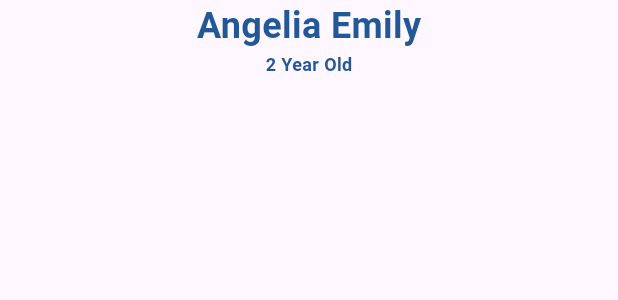
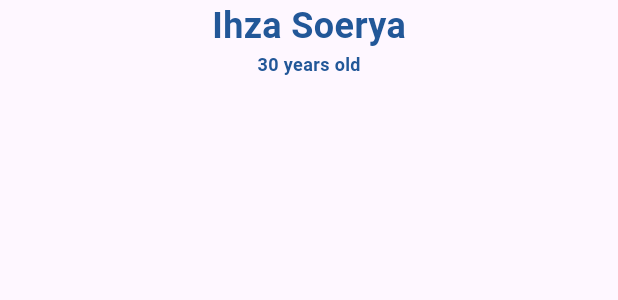
Before and after one commit to izasoerya/stun_sync, a Flutter app: the HeadingStatistic widget shown alone on an empty page, opened directly, on a phone screen of 412 x 824 dp. Shown: the top 300 px of the screen. Run offline on Flutter 3.47's test engine with Material 3 defaults, Android fonts, the phone set to English and light mode, and no system bars; our stand-ins replace flutter_riverpod, go_router, riverpod, syncfusion_flutter_charts.

```diff
--- a/lib/components/organism/heading_statistic.dart
+++ b/lib/components/organism/heading_statistic.dart
@@ -1,17 +1,19 @@
 import 'package:flutter/material.dart';
+import 'package:flutter_riverpod/flutter_riverpod.dart';
+import 'package:stun_sync/service/user_profile_data.dart';
 
-class HeadingStatistic extends StatelessWidget {
+class HeadingStatistic extends ConsumerWidget {
   const HeadingStatistic({super.key});
 
   @override
-  Widget build(BuildContext context) {
+  Widget build(BuildContext context, WidgetRef ref) {
     return SizedBox(
       width: MediaQuery.of(context).size.width,
       height: MediaQuery.of(context).size.height * 0.1,
-      child: const Column(
+      child: Column(
         children: [
           Text(
-            'Angelia Emily',
+            ref.read(userProfile).name,
             style: TextStyle(
               fontSize: 24,
               fontWeight: FontWeight.bold,
@@ -19,7 +21,7 @@ class HeadingStatistic extends StatelessWidget {
             ),
           ),
           Text(
-            '2 Year Old',
+            '${ref.read(userProfile).age.toString()} years old',
             style: TextStyle(
               fontSize: 12,
               fontWeight: FontWeight.bold,
```
